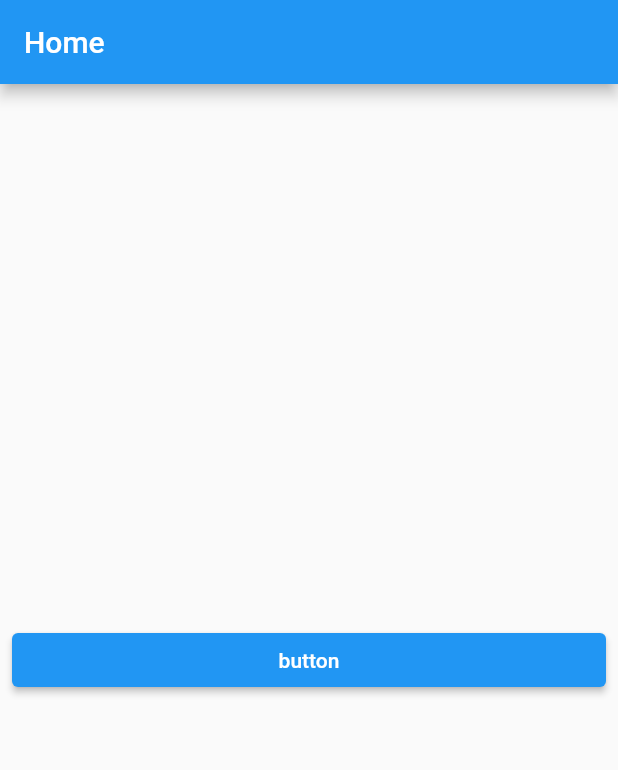
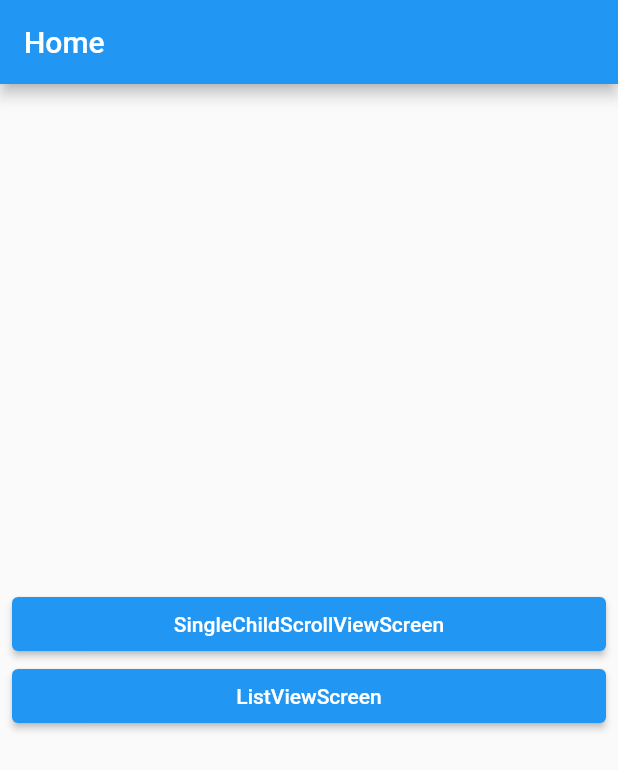
Before and after one commit to AWKRID/SingleChildScrollView, a Flutter app: the screen it shows after launch, on a phone screen of 412 x 824 dp. Shown: the top 770 px of the screen. Run offline on Flutter 3.47's test engine with Material 2 defaults, Android fonts, the phone set to English and light mode, and no system bars.

Commit message:
list view 정리

```diff
--- a/lib/screen/home_screen.dart
+++ b/lib/screen/home_screen.dart
@@ -1,9 +1,27 @@
 import 'package:flutter/material.dart';
 import 'package:singlechildscrollview/layout/main_layout.dart';
+import 'package:singlechildscrollview/screen/list_view_screen.dart';
 import 'package:singlechildscrollview/screen/single_child_scroll_view_screen.dart';
 
+class ScreenModel {
+  final WidgetBuilder builder;
+  final String name;
+
+  ScreenModel({
+    required this.builder,
+    required this.name,
+  });
+}
+
 class HomeScreen extends StatelessWidget {
-  const HomeScreen({super.key});
+  final screens = [
+    ScreenModel(
+        builder: (_) => SingleChildScrollViewScreen(),
+        name: 'SingleChildScrollViewScreen'),
+    ScreenModel(builder: (_) => ListViewScreen(), name: 'ListViewScreen')
+  ];
+
+  HomeScreen({super.key});
 
   @override
   Widget build(BuildContext context) {
@@ -14,19 +32,19 @@ class HomeScreen extends StatelessWidget {
           horizontal: 8.0,
         ),
         child: Column(
-          mainAxisAlignment: MainAxisAlignment.center,
-          crossAxisAlignment: CrossAxisAlignment.stretch,
-          children: [
-            ElevatedButton(
-              onPressed: () {
-                Navigator.of(context).push(
-                  MaterialPageRoute(builder: (_) => SingleChildScrollViewScreen()),
-                );
-              },
-              child: Text('button'),
-            ),
-          ],
-        ),
+            mainAxisAlignment: MainAxisAlignment.center,
+            crossAxisAlignment: CrossAxisAlignment.stretch,
+            children: screens
+                .map(
+                  (screen) => ElevatedButton(
+                    onPressed: () {
+                      Navigator.of(context)
+                          .push(MaterialPageRoute(builder: screen.builder));
+                    },
+                    child: Text(screen.name),
+                  ),
+                )
+                .toList()),
       ),
     );
   }
```
Also changed, not shown: lib/screen/list_view_screen.dart (added, +86 -0 lines).
